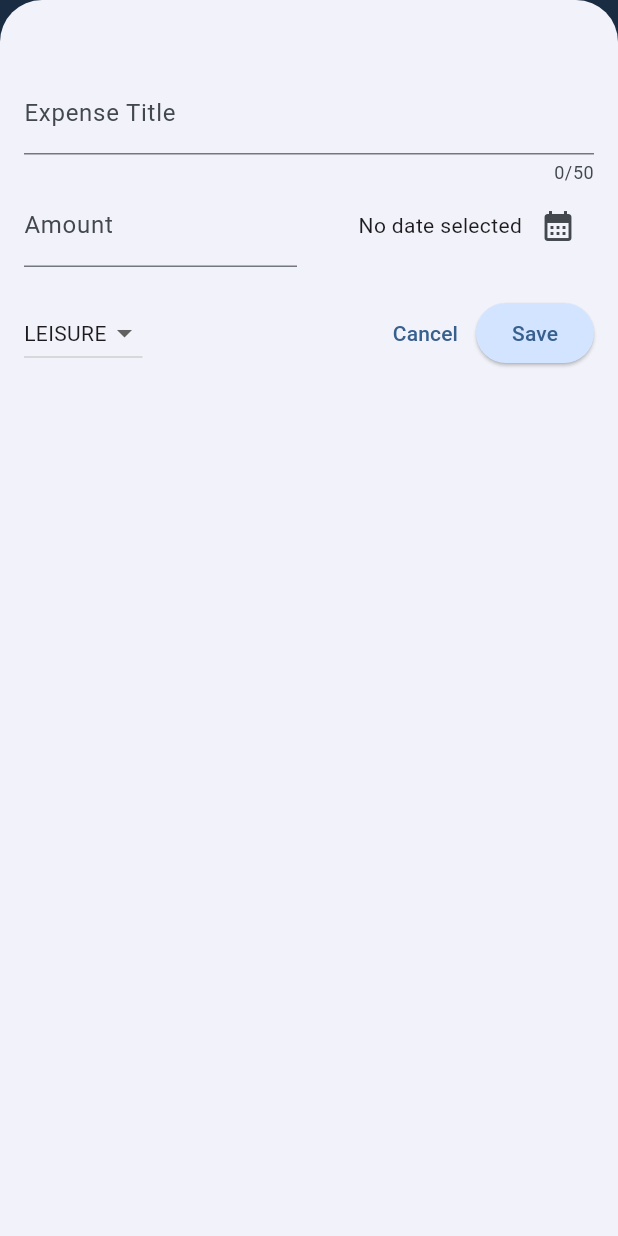
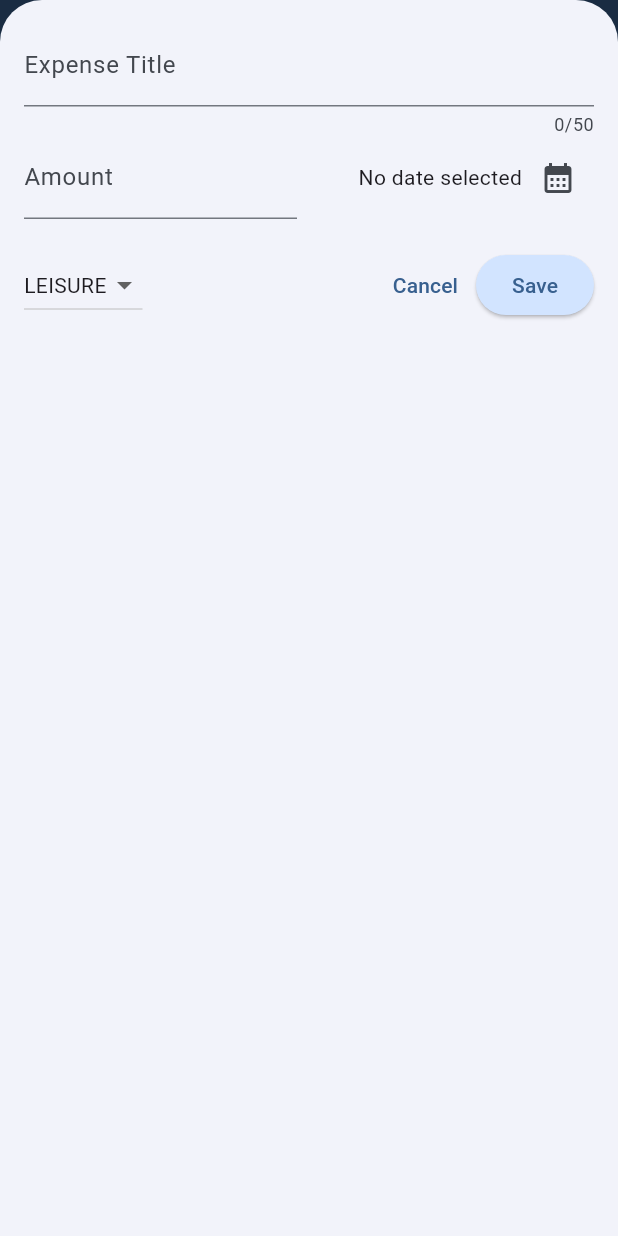
Before and after one commit to TarakBarjadiya/Flutter-Projects, a Flutter app: the screen it shows after launch, after a tap on the "add" icon, on a phone screen of 412 x 824 dp. Run offline on Flutter 3.47's test engine with Material 3 defaults, Android fonts, the phone set to English and light mode, and no system bars; our stand-ins replace google_fonts.

Commit message:
Added Responsiveness

```diff
--- a/expense_tracker/lib/main.dart
+++ b/expense_tracker/lib/main.dart
@@ -1,5 +1,6 @@
 import 'package:expense_tracker/views/expenses_view.dart';
 import 'package:flutter/material.dart';
+// import 'package:flutter/services.dart';
 
 var kColorScheme = ColorScheme.fromSeed(
   seedColor: const Color.fromARGB(255, 93, 156, 228),
@@ -7,10 +8,16 @@ var kColorScheme = ColorScheme.fromSeed(
 
 var kDarkColorScheme = ColorScheme.fromSeed(
   brightness: Brightness.dark,
-  seedColor: const Color.fromARGB(255, 26, 18, 97),
+  seedColor: const Color.fromARGB(255, 93, 156, 228),
 );
 
 void main() {
+  // WidgetsFlutterBinding.ensureInitialized();
+  // SystemChrome.setPreferredOrientations([
+  //   DeviceOrientation.portraitUp,
+  // ]).then((fn) {
+  //   runApp(const ExpenseApp());
+  // });
   runApp(const ExpenseApp());
 }
 
@@ -23,6 +30,10 @@ class ExpenseApp extends StatelessWidget {
       themeMode: ThemeMode.system,
       darkTheme: ThemeData.dark().copyWith(
         colorScheme: kDarkColorScheme,
+        appBarTheme: const AppBarTheme().copyWith(
+          backgroundColor: kDarkColorScheme.primaryContainer,
+          foregroundColor: kDarkColorScheme.onPrimaryContainer,
+        ),
         cardTheme: const CardThemeData().copyWith(
           color: kDarkColorScheme.primaryContainer,
           margin: const EdgeInsets.symmetric(
--- a/expense_tracker/lib/views/expenses_view.dart
+++ b/expense_tracker/lib/views/expenses_view.dart
@@ -29,6 +29,7 @@ class _ExpensesState extends State<Expenses> {
 
   void _openAddExpenseOverlay() {
     showModalBottomSheet(
+      useSafeArea: true,
       isScrollControlled: true,
       context: context,
       builder: (ctx) =>
@@ -72,6 +73,9 @@ class _ExpensesState extends State<Expenses> {
 
   @override
   Widget build(BuildContext context) {
+    final displayWidth = MediaQuery.of(context).size.width;
+    // print(MediaQuery.of(context).size.height);
+
     Widget mainContent = const Center(
       child: Text("No Expenses Found."),
     );
@@ -84,6 +88,7 @@ class _ExpensesState extends State<Expenses> {
     }
 
     return Scaffold(
+      resizeToAvoidBottomInset: false,
       appBar: AppBar(
         title: const Text("Expense Tracker"),
         actions: [
@@ -93,12 +98,23 @@ class _ExpensesState extends State<Expenses> {
           ),
         ],
       ),
-      body: Column(
-        children: [
-          Chart(expenses: _registeredExpenses),
-          Expanded(child: mainContent),
-        ],
-      ),
+      body: displayWidth < 600
+          ? Column(
+              children: [
+                Chart(expenses: _registeredExpenses),
+                Expanded(child: mainContent),
+              ],
+            )
+          : Row(
+              children: [
+                Expanded(
+                  child: Chart(
+                    expenses: _registeredExpenses,
+                  ),
+                ),
+                Expanded(child: mainContent),
+              ],
+            ),
     );
   }
 }
--- a/expense_tracker/lib/widgets/new_expense.dart
+++ b/expense_tracker/lib/widgets/new_expense.dart
@@ -82,12 +82,18 @@ class _NewExpenseState extends State<NewExpense> {
 
   @override
   Widget build(BuildContext context) {
-    return Padding(
-      padding: const EdgeInsetsGeometry.fromLTRB(
-        16,
-        48,
+    final keyboardOverlay = MediaQuery.of(
+      context,
+    ).viewInsets.bottom;
+    return SizedBox(
+      height: double.infinity,
+      child: SingleChildScrollView(
+        child: Padding(
+          padding: EdgeInsetsGeometry.fromLTRB(
             16,
             16,
+            16,
+            keyboardOverlay + 16,
           ),
           child: Column(
             children: [
@@ -97,9 +103,10 @@ class _NewExpenseState extends State<NewExpense> {
                 decoration: const InputDecoration(
                   label: Text('Expense Title'),
                 ),
-            style: Theme.of(
-              context,
-            ).textTheme.bodyMedium!.copyWith(fontSize: 16),
+                style: Theme.of(context)
+                    .textTheme
+                    .bodyMedium!
+                    .copyWith(fontSize: 16),
               ),
               Row(
                 children: [
@@ -120,7 +127,8 @@ class _NewExpenseState extends State<NewExpense> {
                   const SizedBox(width: 16),
                   Expanded(
                     child: Row(
-                  mainAxisAlignment: MainAxisAlignment.end,
+                      mainAxisAlignment:
+                          MainAxisAlignment.end,
                       crossAxisAlignment:
                           CrossAxisAlignment.center,
                       children: [
@@ -186,6 +194,8 @@ class _NewExpenseState extends State<NewExpense> {
               ),
             ],
           ),
+        ),
+      ),
     );
   }
 }
```
Lines whose indentation alone changed are shown as unchanged.
